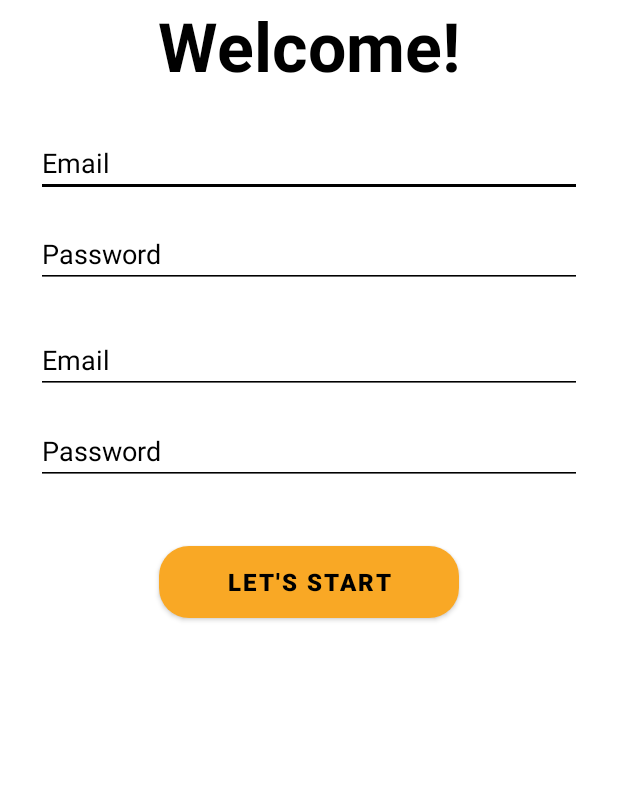
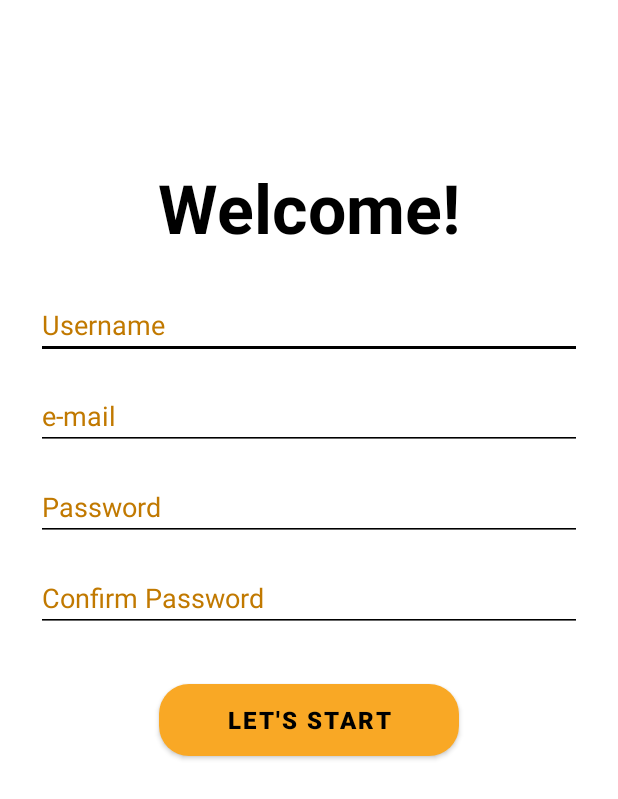
Before and after one commit to Andrealeoni14/BeneFIT, an Android app: the RegisterActivity screen opened directly, with no data from a screen before it, on a phone screen of 412 x 824 dp. Shown: the top 799 px of the screen. Run offline under Robolectric (Android 15) with nearby library versions, the phone set to English and light mode, and no system bars.

Commit message:
Add files via upload
Activity_home e Activity_register

```diff
--- a/BeneFIT/app/src/main/res/layout/activity_register.xml
+++ b/BeneFIT/app/src/main/res/layout/activity_register.xml
@@ -13,32 +13,57 @@
         android:id="@+id/bentornato"
         android:layout_width="wrap_content"
         android:layout_height="wrap_content"
-        android:layout_marginTop="40dp"
+        android:layout_marginTop="108dp"
         android:text="@string/welcome"
         android:textColor="@color/black"
         android:textSize="45sp"
         android:textStyle="bold"
         app:layout_constraintEnd_toEndOf="parent"
         app:layout_constraintStart_toStartOf="parent"
-        app:layout_constraintTop_toBottomOf="@+id/shapeableImageView" />
+        app:layout_constraintTop_toTopOf="parent" />
+
+    <com.google.android.material.textfield.TextInputEditText
+        android:id="@+id/username"
+        android:layout_width="0dp"
+        android:layout_height="wrap_content"
+        android:layout_marginStart="24dp"
+        android:layout_marginTop="25dp"
+        android:layout_marginEnd="24dp"
+        android:hint="@string/username"
+        android:backgroundTint="@color/black"
+        android:textColor="@color/black"
+        android:textColorHighlight="@color/light_orange"
+        android:textColorHint="@color/dark_orange"
+        android:textCursorDrawable="?android:attr/textCursorDrawable"
+        android:textSize="18sp"
+        app:layout_constraintEnd_toEndOf="parent"
+        app:layout_constraintHorizontal_bias="0.0"
+        app:layout_constraintStart_toStartOf="parent"
+        app:layout_constraintTop_toBottomOf="@+id/bentornato"
+        tools:ignore="LabelFor" />
 
     <EditText
         android:id="@+id/email"
         android:layout_width="0dp"
         android:layout_height="wrap_content"
         android:layout_marginStart="24dp"
-        android:layout_marginTop="25dp"
+        android:layout_marginTop="15dp"
         android:layout_marginEnd="24dp"
-        android:hint="@string/prompt_email"
+        android:autofillHints=""
+        android:backgroundTint="@color/black"
+        android:textColor="@color/black"
+        android:textColorHighlight="@color/light_orange"
+        android:textColorHint="@color/dark_orange"
+        android:textColorLink="@color/black"
+        android:cursorVisible="true"
+        android:hint="@string/e_mail"
         android:inputType="textEmailAddress"
         android:selectAllOnFocus="true"
-        android:backgroundTint="@color/black"
-        android:textColorHint="@color/black"
+        android:textCursorDrawable="?android:attr/textCursorDrawable"
         app:layout_constraintEnd_toEndOf="parent"
-        app:layout_constraintHorizontal_bias="0.5"
+        app:layout_constraintHorizontal_bias="0.0"
         app:layout_constraintStart_toStartOf="parent"
-        app:layout_constraintTop_toBottomOf="@+id/bentornato"
-        android:autofillHints="" />
+        app:layout_constraintTop_toBottomOf="@+id/username" />
 
     <EditText
         android:id="@+id/password"
@@ -47,56 +72,47 @@
         android:layout_marginStart="24dp"
         android:layout_marginTop="15dp"
         android:layout_marginEnd="24dp"
+        android:autofillHints=""
+        android:backgroundTint="@color/black"
+        android:textColor="@color/black"
+        android:textColorHighlight="@color/light_orange"
+        android:textColorHint="@color/dark_orange"
+        android:textColorLink="@color/black"
+        android:cursorVisible="true"
         android:hint="@string/prompt_password"
         android:imeActionLabel="@string/action_register"
         android:imeOptions="actionDone"
         android:inputType="textPassword"
         android:selectAllOnFocus="true"
-        android:backgroundTint="@color/black"
-        android:textColorHint="@color/black"
         app:layout_constraintEnd_toEndOf="parent"
         app:layout_constraintHorizontal_bias="0.5"
         app:layout_constraintStart_toStartOf="parent"
-        app:layout_constraintTop_toBottomOf="@+id/email"
-        android:autofillHints="" />
+        app:layout_constraintTop_toBottomOf="@+id/email" />
+
 
     <EditText
-        android:id="@+id/email2"
-        android:layout_width="0dp"
-        android:layout_height="wrap_content"
-        android:layout_marginStart="24dp"
-        android:layout_marginTop="25dp"
-        android:layout_marginEnd="24dp"
-        android:hint="@string/prompt_email"
-        android:inputType="textEmailAddress"
-        android:selectAllOnFocus="true"
-        android:backgroundTint="@color/black"
-        android:textColorHint="@color/black"
-        app:layout_constraintEnd_toEndOf="parent"
-        app:layout_constraintHorizontal_bias="0.5"
-        app:layout_constraintStart_toStartOf="parent"
-        app:layout_constraintTop_toBottomOf="@+id/password"
-        android:autofillHints="" />
-
-    <EditText
-        android:id="@+id/password2"
+        android:id="@+id/confermaPassword"
         android:layout_width="0dp"
         android:layout_height="wrap_content"
         android:layout_marginStart="24dp"
         android:layout_marginTop="15dp"
         android:layout_marginEnd="24dp"
-        android:hint="@string/prompt_password"
+        android:autofillHints=""
+        android:backgroundTint="@color/black"
+        android:textColor="@color/black"
+        android:textColorHighlight="@color/light_orange"
+        android:textColorHint="@color/dark_orange"
+        android:textColorLink="@color/black"
+        android:cursorVisible="true"
+        android:hint="@string/conferma_password"
         android:imeActionLabel="@string/action_register"
         android:imeOptions="actionDone"
         android:inputType="textPassword"
         android:selectAllOnFocus="true"
-        android:backgroundTint="@color/black"
-        android:textColorHint="@color/black"
         app:layout_constraintEnd_toEndOf="parent"
         app:layout_constraintHorizontal_bias="0.5"
         app:layout_constraintStart_toStartOf="parent"
-        app:layout_constraintTop_toBottomOf="@+id/email2"
-        android:autofillHints="" />
+        app:layout_constraintTop_toBottomOf="@+id/password" />
 
     <Button
         android:id="@+id/register"
@@ -115,7 +131,7 @@
         app:layout_constraintEnd_toEndOf="parent"
         app:layout_constraintHorizontal_bias="0.5"
         app:layout_constraintStart_toStartOf="parent"
-        app:layout_constraintTop_toBottomOf="@+id/password2"
+        app:layout_constraintTop_toBottomOf="@+id/confermaPassword"
         app:layout_constraintVertical_bias="0.067" />
 
 
--- a/BeneFIT/app/src/main/res/values/dimens.xml
+++ b/BeneFIT/app/src/main/res/values/dimens.xml
@@ -2,4 +2,7 @@
     <!-- Default screen margins, per the Android Design guidelines. -->
     <dimen name="activity_horizontal_margin">16dp</dimen>
     <dimen name="activity_vertical_margin">16dp</dimen>
+    <dimen name="app_bar_height">180dp</dimen>
+    <dimen name="fab_margin">16dp</dimen>
+    <dimen name="text_margin">16dp</dimen>
 </resources>
--- a/BeneFIT/app/src/main/res/values/strings.xml
+++ b/BeneFIT/app/src/main/res/values/strings.xml
@@ -1,7 +1,6 @@
 <resources>
     <string name="app_name">BeneFIT</string>
     <!-- Strings related to login -->
-    <string name="prompt_email" translatable="false">Email</string>
     <string name="prompt_password" translatable="false">Password</string>
     <string name="action_sign_in">Let\'s Start</string>
     <string name="action_register">Let\'s Go!</string>
@@ -13,4 +12,17 @@
     <string name="new_user">Don\'t have an account? Sign Up</string>
     <string name="register">Register</string>
     <string name="login" translatable="false">Login</string>
+    <string name="Username" translatable="false">Username</string>
+    <string name="e_mail" translatable="false">e-mail</string>
+    <string name="prompt_email" translatable="false">prompt_email</string>
+    <string name="conferma_password">Confirm Password</string>
+    <string name="username" translatable="false">Username</string>
+    <string name="title_activity_home">
+        Exercises list
+    </string>
+    <string name="large_text" translatable="false">
+
+    </string>
+    <string name="action_settings" translatable="false">Settings</string>
+    <string name="enterAnyway">Guest access</string>
 </resources>
--- a/BeneFIT/app/src/main/res/values/themes.xml
+++ b/BeneFIT/app/src/main/res/values/themes.xml
@@ -6,11 +6,20 @@
         <item name="colorPrimaryVariant">@color/dark_orange</item>
         <item name="colorOnPrimary">@color/white</item>
         <!-- Secondary brand color. -->
-        <item name="colorSecondary">@color/teal_200</item>
-        <item name="colorSecondaryVariant">@color/teal_700</item>
+        <item name="colorSecondary">@color/light_orange</item>
+        <item name="colorSecondaryVariant">@color/orange</item>
         <item name="colorOnSecondary">@color/black</item>
         <!-- Status bar color. -->
         <item name="android:statusBarColor" tools:targetApi="l">?attr/colorPrimaryVariant</item>
         <!-- Customize your theme here. -->
     </style>
+
+    <style name="Theme.BeneFIT.NoActionBar">
+        <item name="windowActionBar">false</item>
+        <item name="windowNoTitle">true</item>
+    </style>
+
+    <style name="Theme.BeneFIT.AppBarOverlay" parent="ThemeOverlay.AppCompat.Dark.ActionBar" />
+
+    <style name="Theme.BeneFIT.PopupOverlay" parent="ThemeOverlay.AppCompat.Light" />
 </resources>
```
Also changed, not shown: BeneFIT/app/build.gradle (+7 -4 lines), BeneFIT/app/src/main/AndroidManifest.xml (+7 -1 lines), BeneFIT/app/src/main/java/com/fit/benefit/HomeActivity.java (added, +75 -0 lines), BeneFIT/app/src/main/java/com/fit/benefit/MainActivity.java (+13 -0 lines), BeneFIT/app/src/main/res/layout/activity_home.xml (added, +38 -0 lines), BeneFIT/app/src/main/res/layout/activity_main.xml (+15 -0 lines), BeneFIT/app/src/main/res/layout/content_scrolling.xml (added, +17 -0 lines), BeneFIT/app/src/main/res/menu/menu_home.xml (added, +10 -0 lines), 2 other files.
